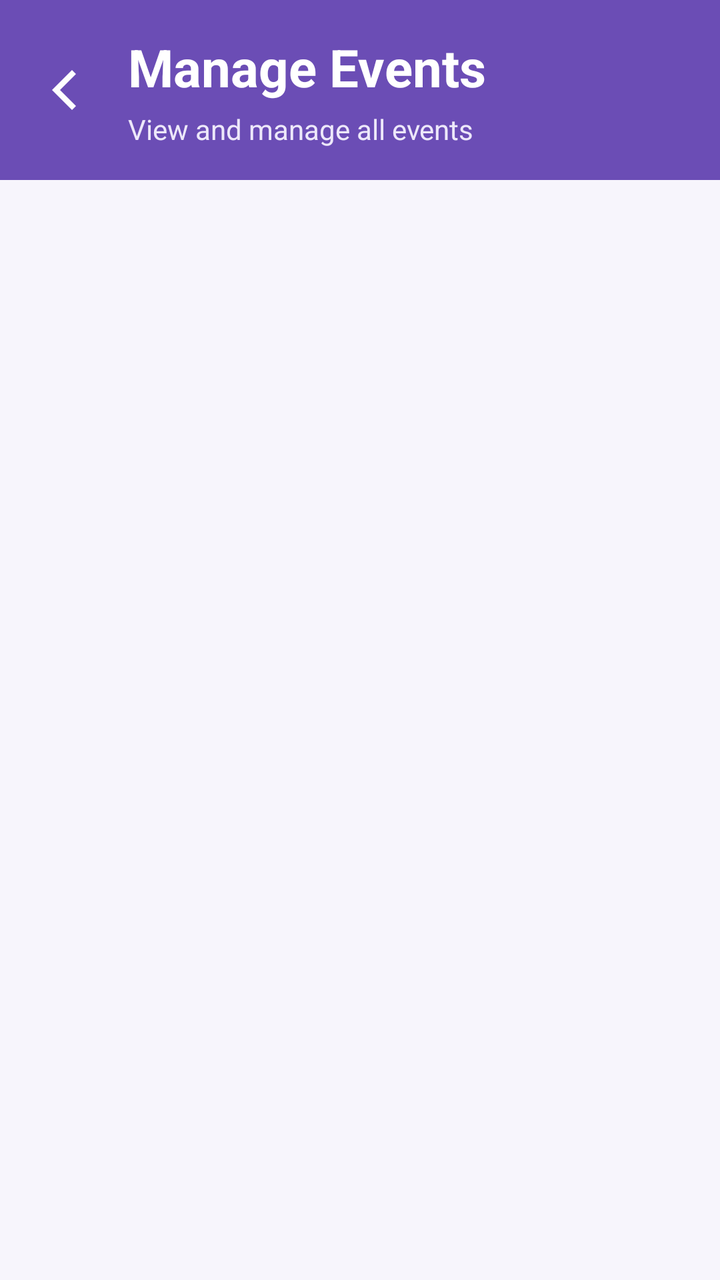
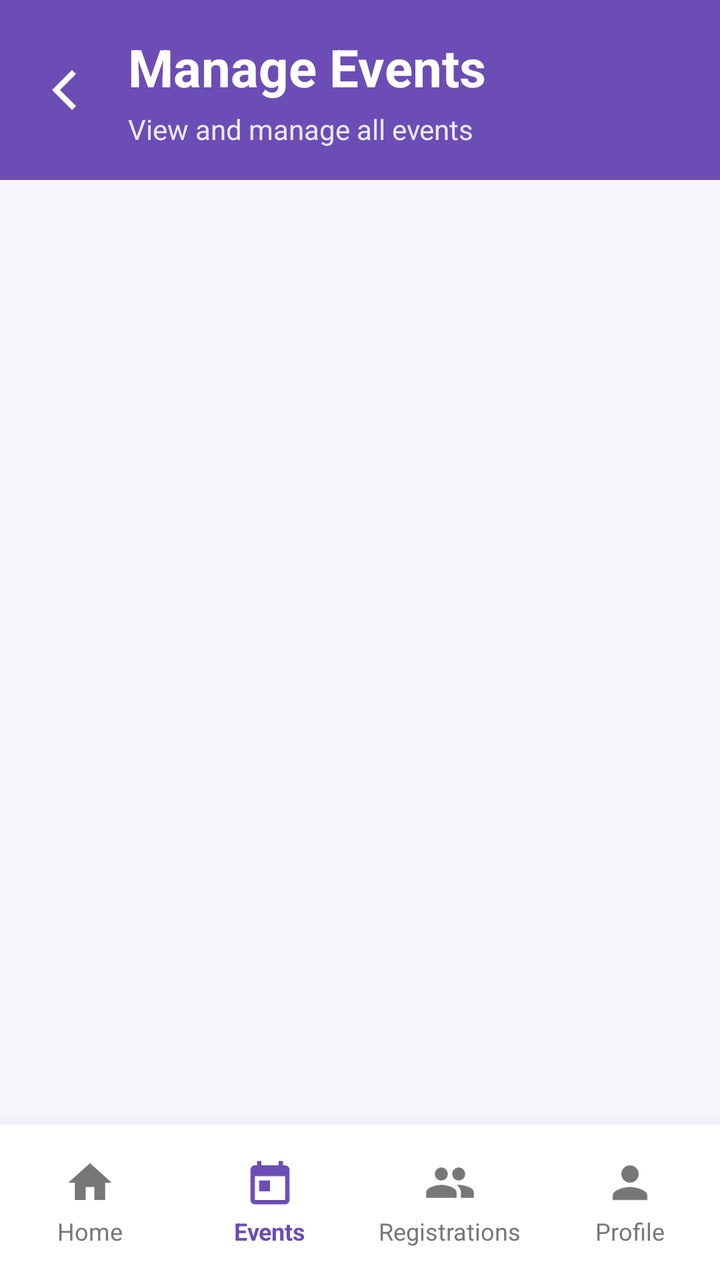

Before-and-after screenshots of an Android layout around one commit, followed by the original layout XML and the change that was made.
<!-- AndroidManifest.xml: application theme Theme.CollegeEventManagement -->
<!-- res/layout/activity_manage_events.xml -->
<?xml version="1.0" encoding="utf-8"?>
<LinearLayout
    xmlns:android="http://schemas.android.com/apk/res/android"
    android:layout_width="match_parent"
    android:layout_height="match_parent"
    android:orientation="vertical"
    android:background="#F7F5FC">

    
    
    <LinearLayout
        android:layout_width="match_parent"
        android:layout_height="wrap_content"
        android:orientation="horizontal"
        android:gravity="center_vertical"
        android:paddingStart="8dp"
        android:paddingEnd="16dp"
        android:paddingTop="16dp"
        android:paddingBottom="16dp"
        android:background="#6B4DB5">

        
        <ImageButton
            android:id="@+id/backButton"
            android:layout_width="48dp"
            android:layout_height="48dp"
            android:background="@android:color/transparent"
            android:src="@drawable/ic_arrow_back"
            android:contentDescription="Back to dashboard"
            android:padding="10dp"
            android:clickable="true"
            android:focusable="true" />

        
        <LinearLayout
            android:layout_width="0dp"
            android:layout_height="wrap_content"
            android:layout_weight="1"
            android:orientation="vertical"
            android:layout_marginStart="8dp">

            <TextView
                android:layout_width="wrap_content"
                android:layout_height="wrap_content"
                android:text="Manage Events"
                android:textSize="26sp"
                android:textStyle="bold"
                android:textColor="#FFFFFF" />

            <TextView
                android:layout_width="wrap_content"
                android:layout_height="wrap_content"
                android:text="View and manage all events"
                android:textSize="14sp"
                android:textColor="#EDE8FA"
                android:layout_marginTop="4dp" />

        </LinearLayout>

    </LinearLayout>

    

    <ScrollView
        android:layout_width="match_parent"
        android:layout_height="0dp"
        android:layout_weight="1"
        android:fillViewport="true">

        <LinearLayout
            android:id="@+id/eventsContainer"
            android:layout_width="match_parent"
            android:layout_height="wrap_content"
            android:orientation="vertical"
            android:padding="16dp">

        </LinearLayout>

    </ScrollView>

</LinearLayout>
<!-- resources referenced by this layout -->
<resources>
  <!-- drawable ic_arrow_back (drawable) -->
  <?xml version="1.0" encoding="utf-8"?>
  <vector xmlns:android="http://schemas.android.com/apk/res/android"
      android:width="32dp"
      android:height="32dp"
      android:viewportWidth="32"
      android:viewportHeight="32">
  
      <path
          android:fillColor="#FFFFFF"
          android:pathData="M20,6 L10,16 L20,26 L22,24 L14,16 L22,8 Z" />
  
  </vector>
  <style name="Theme.CollegeEventManagement" parent="Base.Theme.CollegeEventManagement" />
  <style name="Base.Theme.CollegeEventManagement" parent="Theme.Material3.DayNight.NoActionBar">
          
          
      </style>
</resources>

<!-- the commit's change to res/layout/activity_manage_events.xml (unified diff, before → after) -->
@@ -8,6 +8,8 @@
 
     
     
+    
+
     <LinearLayout
         android:layout_width="match_parent"
         android:layout_height="wrap_content"
@@ -20,6 +22,7 @@
         android:background="#6B4DB5">
 
         
+
         <ImageButton
             android:id="@+id/backButton"
             android:layout_width="48dp"
@@ -32,6 +35,7 @@
             android:focusable="true" />
 
         
+
         <LinearLayout
             android:layout_width="0dp"
             android:layout_height="wrap_content"
@@ -59,6 +63,9 @@
 
     </LinearLayout>
 
+
+    
+    
     
 
     <ScrollView
@@ -78,4 +85,142 @@
 
     </ScrollView>
 
+
+    
+    
+    
+
+    <LinearLayout
+        android:layout_width="match_parent"
+        android:layout_height="78dp"
+        android:orientation="horizontal"
+        android:gravity="center"
+        android:background="#FFFFFF"
+        android:elevation="10dp"
+        android:paddingTop="6dp"
+        android:paddingBottom="6dp">
+
+
+        
+
+        <LinearLayout
+            android:id="@+id/navHome"
+            android:layout_width="0dp"
+            android:layout_height="match_parent"
+            android:layout_weight="1"
+            android:orientation="vertical"
+            android:gravity="center"
+            android:clickable="true"
+            android:focusable="true">
+
+            <ImageView
+                android:layout_width="26dp"
+                android:layout_height="26dp"
+                android:src="@drawable/ic_home"
+                android:contentDescription="Home"
+                android:tint="#777777" />
+
+            <TextView
+                android:layout_width="wrap_content"
+                android:layout_height="wrap_content"
+                android:text="Home"
+                android:textSize="12sp"
+                android:textColor="#777777"
+                android:layout_marginTop="3dp" />
+
+        </LinearLayout>
+
+
+        
+
+        <LinearLayout
+            android:id="@+id/navEvents"
+            android:layout_width="0dp"
+            android:layout_height="match_parent"
+            android:layout_weight="1"
+            android:orientation="vertical"
+            android:gravity="center"
+            android:clickable="true"
+            android:focusable="true">
+
+            <ImageView
+                android:layout_width="26dp"
+                android:layout_height="26dp"
+                android:src="@drawable/ic_event"
+                android:contentDescription="Events"
+                android:tint="#6B4DB5" />
+
+            <TextView
+                android:layout_width="wrap_content"
+                android:layout_height="wrap_content"
+                android:text="Events"
+                android:textSize="12sp"
+                android:textStyle="bold"
+                android:textColor="#6B4DB5"
+                android:layout_marginTop="3dp" />
+
+        </LinearLayout>
+
+
+        
+
+        <LinearLayout
+            android:id="@+id/navRegistrations"
+            android:layout_width="0dp"
+            android:layout_height="match_parent"
+            android:layout_weight="1"
+            android:orientation="vertical"
+            android:gravity="center"
+            android:clickable="true"
+            android:focusable="true">
+
+            <ImageView
+                android:layout_width="26dp"
+                android:layout_height="26dp"
+                android:src="@drawable/ic_people"
+                android:contentDescription="Registrations"
+                android:tint="#777777" />
+
+            <TextView
+                android:layout_width="wrap_content"
+                android:layout_height="wrap_content"
+                android:text="Registrations"
+                android:textSize="12sp"
+                android:textColor="#777777"
+                android:layout_marginTop="3dp" />
+
+        </LinearLayout>
+
+
+        
+
+        <LinearLayout
+            android:id="@+id/navProfile"
+            android:layout_width="0dp"
+            android:layout_height="match_parent"
+            android:layout_weight="1"
+            android:orientation="vertical"
+            android:gravity="center"
+            android:clickable="true"
+            android:focusable="true">
+
+            <ImageView
+                android:layout_width="26dp"
+                android:layout_height="26dp"
+                android:src="@drawable/ic_person"
+                android:contentDescription="Profile"
+                android:tint="#777777" />
+
+            <TextView
+                android:layout_width="wrap_content"
+                android:layout_height="wrap_content"
+                android:text="Profile"
+                android:textSize="12sp"
+                android:textColor="#777777"
+                android:layout_marginTop="3dp" />
+
+        </LinearLayout>
+
+    </LinearLayout>
+
 </LinearLayout>
<!-- resource entries referenced after the edit -->
@@ -13,6 +13,57 @@
           android:pathData="M20,6 L10,16 L20,26 L22,24 L14,16 L22,8 Z" />
   
   </vector>
+  <!-- drawable ic_event (drawable) -->
+  <?xml version="1.0" encoding="utf-8"?>
+  <vector xmlns:android="http://schemas.android.com/apk/res/android"
+      android:width="24dp"
+      android:height="24dp"
+      android:viewportWidth="24"
+      android:viewportHeight="24">
+  
+      <path
+          android:fillColor="#FFFFFFFF"
+          android:pathData="M19,4h-1V2h-2v2H8V2H6v2H5c-1.1,0 -2,0.9 -2,2v14c0,1.1 0.9,2 2,2h14c1.1,0 2,-0.9 2,-2V6c0,-1.1 -0.9,-2 -2,-2zM19,20H5V9h14v11zM7,11h5v5H7z" />
+  
+  </vector>
+  <!-- drawable ic_home (drawable) -->
+  <?xml version="1.0" encoding="utf-8"?>
+  <vector xmlns:android="http://schemas.android.com/apk/res/android"
+      android:width="24dp"
+      android:height="24dp"
+      android:viewportWidth="24"
+      android:viewportHeight="24">
+  
+      <path
+          android:fillColor="#FF000000"
+          android:pathData="M10,20v-6h4v6h5v-8h3L12,3 2,12h3v8z" />
+  
+  </vector>
+  <!-- drawable ic_people (drawable) -->
+  <?xml version="1.0" encoding="utf-8"?>
+  <vector xmlns:android="http://schemas.android.com/apk/res/android"
+      android:width="24dp"
+      android:height="24dp"
+      android:viewportWidth="24"
+      android:viewportHeight="24">
+  
+      <path
+          android:fillColor="#6F4BB8"
+          android:pathData="M16,11c1.66,0 2.99,-1.34 2.99,-3S17.66,5 16,5c-1.66,0 -3,1.34 -3,3s1.34,3 3,3zM8,11c1.66,0 2.99,-1.34 2.99,-3S9.66,5 8,5C6.34,5 5,6.34 5,8s1.34,3 3,3zM8,13c-2.33,0 -7,1.17 -7,3.5V19h14v-2.5C15,14.17 10.33,13 8,13zM16,13c-0.29,0 -0.62,0.02 -0.97,0.05 1.16,0.84 1.97,1.94 1.97,3.45V19h6v-2.5C23,14.17 18.33,13 16,13z" />
+  </vector>
+  <!-- drawable ic_person (drawable) -->
+  <?xml version="1.0" encoding="utf-8"?>
+  <vector xmlns:android="http://schemas.android.com/apk/res/android"
+      android:width="24dp"
+      android:height="24dp"
+      android:viewportWidth="24"
+      android:viewportHeight="24">
+  
+      <path
+          android:fillColor="#FF000000"
+          android:pathData="M12,12c2.21,0 4,-1.79 4,-4s-1.79,-4 -4,-4 -4,1.79 -4,4 1.79,4 4,4zM12,14c-2.67,0 -8,1.34 -8,4v2h16v-2c0,-2.66 -5.33,-4 -8,-4z" />
+  
+  </vector>
   <style name="Theme.CollegeEventManagement" parent="Base.Theme.CollegeEventManagement" />
   <style name="Base.Theme.CollegeEventManagement" parent="Theme.Material3.DayNight.NoActionBar">
           
